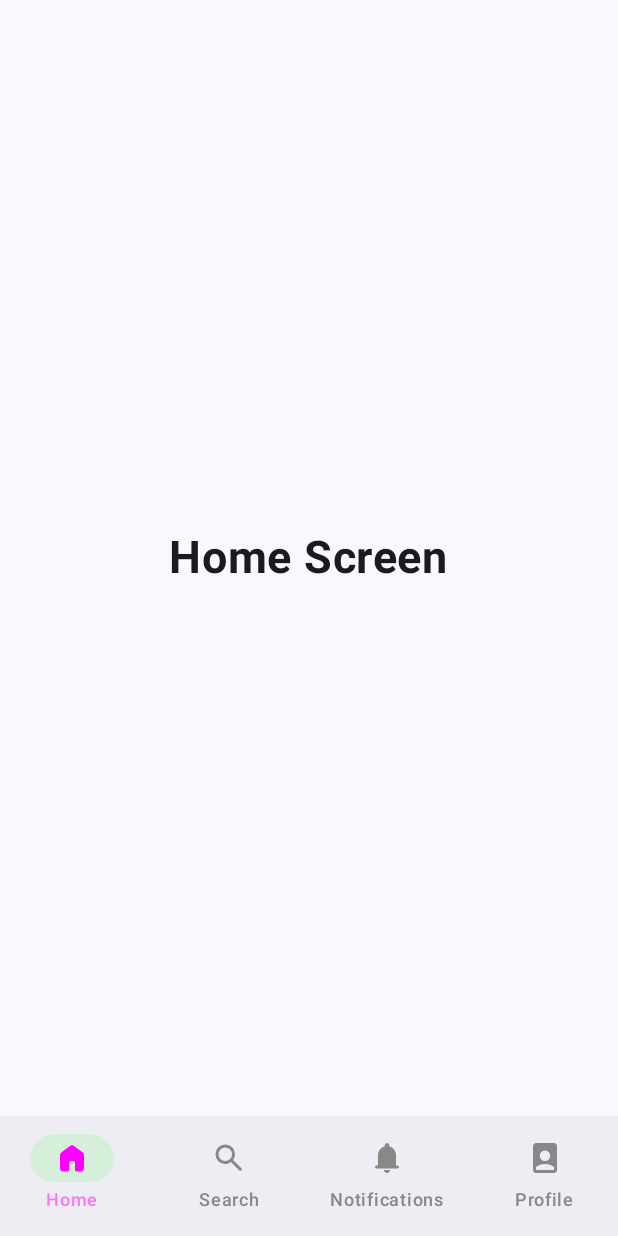
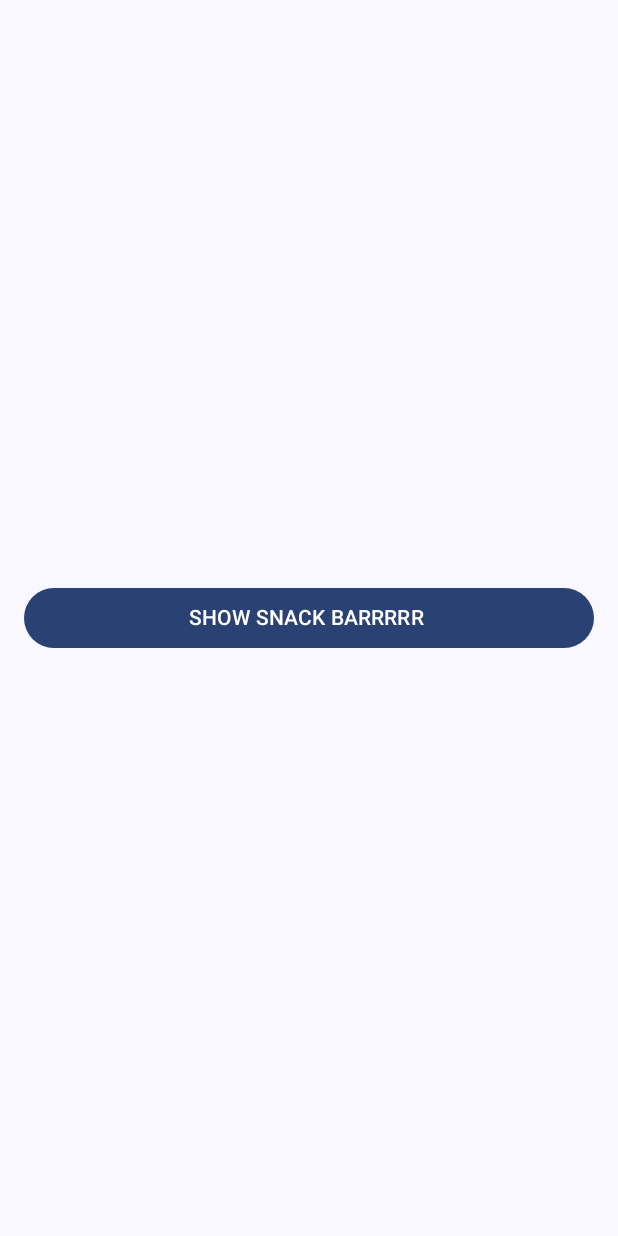
Before and after one commit to Aakashraz/JetpackComposeMissionAndriod, an Android app built with Jetpack Compose: the screen it shows after launch (MainActivity), on a phone screen of 412 x 824 dp. Run offline under Robolectric (Android 15) with nearby library versions, the phone set to English and light mode, and no system bars.

Commit message:
Toast and SnackBar added

```diff
--- a/app/src/main/java/com/example/jetpackcomposemissionandriod/MainActivity.kt
+++ b/app/src/main/java/com/example/jetpackcomposemissionandriod/MainActivity.kt
@@ -4,6 +4,8 @@ import android.os.Bundle
 import androidx.activity.ComponentActivity
 import androidx.activity.compose.setContent
 import androidx.activity.enableEdgeToEdge
+import com.example.jetpackcomposemissionandriod.jetpackcompose.SnackBarExample
+import com.example.jetpackcomposemissionandriod.jetpackcompose.ToastExample
 import com.example.jetpackcomposemissionandriod.jetpackcompose.navigation_bar.NavBarHomeScreen
 import com.example.jetpackcomposemissionandriod.jetpackcompose.navigation_bar.NavBarNavigation
 import com.example.jetpackcomposemissionandriod.ui.theme.JetpackComposeMissionAndriodTheme
@@ -23,7 +25,8 @@ class MainActivity : ComponentActivity() {
 //                NavGraph()
 //                NestedLazyLists()
 //                MyScreen()
-                NavBarNavigation()
+//                NavBarNavigation()
+                SnackBarExample()
             }
         }
     }
--- /dev/null
+++ b/app/src/main/java/com/example/jetpackcomposemissionandriod/jetpackcompose/Toast&SnackBar.kt
@@ -0,0 +1,99 @@
+package com.example.jetpackcomposemissionandriod.jetpackcompose
+
+import android.widget.Toast
+import androidx.compose.foundation.layout.Arrangement
+import androidx.compose.foundation.layout.Column
+import androidx.compose.foundation.layout.fillMaxSize
+import androidx.compose.foundation.layout.fillMaxWidth
+import androidx.compose.foundation.layout.padding
+import androidx.compose.material3.Button
+import androidx.compose.material3.Scaffold
+import androidx.compose.material3.SnackbarDuration
+import androidx.compose.material3.SnackbarHost
+import androidx.compose.material3.SnackbarHostState
+import androidx.compose.material3.Text
+import androidx.compose.runtime.Composable
+import androidx.compose.runtime.remember
+import androidx.compose.runtime.rememberCoroutineScope
+import androidx.compose.ui.Alignment
+import androidx.compose.ui.Modifier
+import androidx.compose.ui.platform.LocalContext
+import androidx.compose.ui.tooling.preview.Preview
+import androidx.compose.ui.unit.dp
+import kotlinx.coroutines.launch
+
+
+@Preview(showBackground = true, showSystemUi = true,
+    device = "spec:width=300dp, height=400dp"
+)
+@Composable
+fun ToastExample() {
+
+    // Context means the app's current state (environment/surrounding information) such as:
+    // Which Activity the app is running on,
+    // Which Screen it is on,
+    // Which Resource needs to be accessed,
+    // Which Service needs to be called.
+    val context = LocalContext.current
+    Column(
+        modifier = Modifier.fillMaxSize().padding(horizontal = 16.dp),
+        horizontalAlignment = Alignment.CenterHorizontally,
+        verticalArrangement = Arrangement.Center
+    ) {
+        Button(
+            onClick = {
+                Toast.makeText(
+                    context,
+                    "This is a Toast Message.",
+                    Toast.LENGTH_SHORT
+                ).show()
+            },
+            modifier = Modifier.fillMaxWidth()
+        ) {
+            Text(text = "show toast ")
+        }
+    }
+}
+
+
+@Composable
+fun SnackBarExample() {
+
+    // SnackBarHostState is used to show snackbar.
+    val snackBarHostState = remember { SnackbarHostState() }
+
+    // Coroutines Scope -> To show SnackBar
+    val scope = rememberCoroutineScope()
+    Scaffold(
+        snackbarHost = {
+            SnackbarHost(hostState = snackBarHostState)
+        }
+    ) { innerPadding ->
+
+        Column(
+            modifier = Modifier
+                .fillMaxSize()
+                .padding(horizontal = 16.dp)
+                .padding(innerPadding),
+            horizontalAlignment = Alignment.CenterHorizontally,
+            verticalArrangement = Arrangement.Center
+        ) {
+            Button(
+                onClick = {
+                    scope.launch {
+                        // Show SnackBar
+                        snackBarHostState.showSnackbar(
+                            message = "This is a SnackBar Message.",
+                            actionLabel = "UNDO",
+                            duration = SnackbarDuration.Long
+                        )
+                    }
+                },
+                modifier = Modifier.fillMaxWidth()
+            ) {
+                Text(text = "SHOW SNACK BARRRRR ")
+            }
+        }
+    }
+
+}
```
